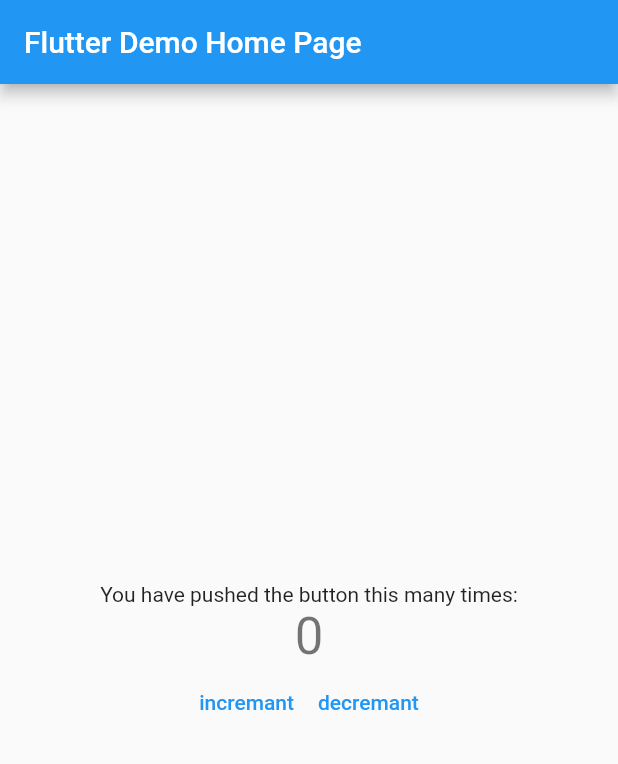
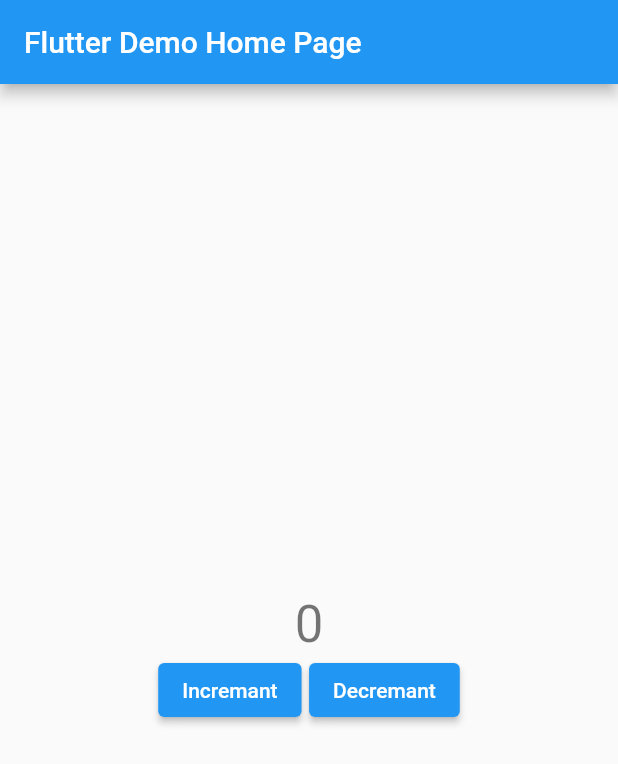
Before and after one commit to ahmedos999/flutter_bloc_concepts, a Flutter app: the screen it shows after launch, on a phone screen of 412 x 824 dp. Shown: the top 764 px of the screen. Run offline on Flutter 3.47's test engine with Material 2 defaults, Android fonts, the phone set to English and light mode, and no system bars; our stand-ins replace bloc, flutter_bloc.

Commit message:
ui update

```diff
--- a/lib/main.dart
+++ b/lib/main.dart
@@ -49,9 +49,6 @@ class _MyHomePageState extends State<MyHomePage> {
         child: Column(
           mainAxisAlignment: MainAxisAlignment.center,
           children: <Widget>[
-            const Text(
-              'You have pushed the button this many times:',
-            ),
             BlocConsumer<CounterCubit, CounterState>(
               listener: (context, state) {
                 if (state.isIncrement) {
@@ -68,16 +65,19 @@ class _MyHomePageState extends State<MyHomePage> {
             Row(
               mainAxisAlignment: MainAxisAlignment.center,
               children: [
-                TextButton(
+                ElevatedButton(
                     onPressed: () {
                       BlocProvider.of<CounterCubit>(context).increment();
                     },
-                    child: const Text('incremant')),
-                TextButton(
+                    child: const Text('Incremant')),
+                const SizedBox(
+                  width: 5,
+                ),
+                ElevatedButton(
                     onPressed: () {
                       BlocProvider.of<CounterCubit>(context).decrement();
                     },
-                    child: const Text('decremant')),
+                    child: const Text('Decremant')),
               ],
             )
           ],
```
